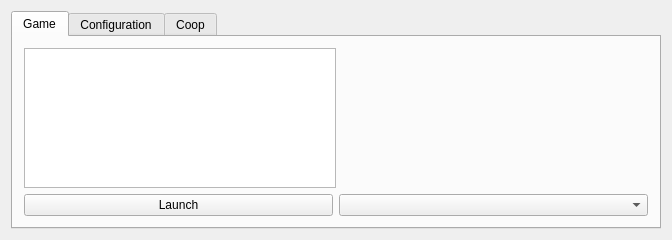
Old version of the form src/launcher/mainwindow.ui in the repository stohrendorf/CroftEngine.
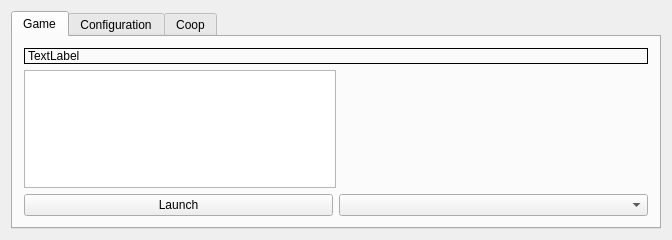
New version of the form.

What changed in the file:
```diff
--- a/src/launcher/mainwindow.ui
+++ b/src/launcher/mainwindow.ui
@@ -28,6 +28,31 @@
         <string>Game</string>
        </attribute>
        <layout class="QVBoxLayout" name="verticalLayout_2">
+                                <item>
+                                    <widget class="QLabel" name="lblUpdateNotification">
+                                        <property name="enabled">
+                                            <bool>true</bool>
+                                        </property>
+                                        <property name="styleSheet">
+                                            <string notr="true">QLabel{border-radius: 0.333em; background: rgb(170, 255,
+                                                127); background-clip: padding;
+                                                border: 1px solid black; padding: 0.333em;}
+                                            </string>
+                                        </property>
+                                        <property name="frameShape">
+                                            <enum>QFrame::NoFrame</enum>
+                                        </property>
+                                        <property name="frameShadow">
+                                            <enum>QFrame::Plain</enum>
+                                        </property>
+                                        <property name="text">
+                                            <string>TextLabel</string>
+                                        </property>
+                                        <property name="openExternalLinks">
+                                            <bool>true</bool>
+                                        </property>
+                                    </widget>
+                                </item>
         <item>
          <layout class="QHBoxLayout" name="horizontalLayout_2" stretch="1,1">
           <item>
```
Lines whose indentation alone changed are shown as unchanged.
